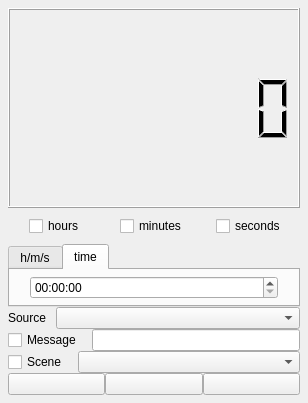
Qt form src/CountdownTimer.ui (ashmanix/obs-plugin-countdown) before a commit.
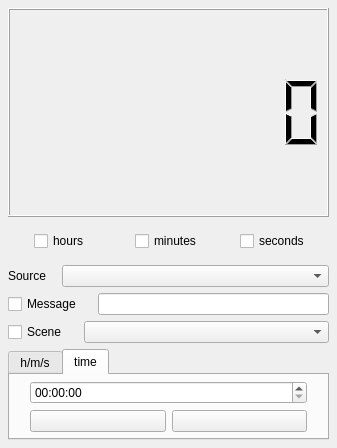
The same form after that commit. The open tabs and pages were chosen to show the change.

Commit message: Created two seperate tabs with their own buttons

The edit to the form file:
```diff
--- a/src/CountdownTimer.ui
+++ b/src/CountdownTimer.ui
@@ -6,15 +6,15 @@
    <rect>
     <x>0</x>
     <y>0</y>
-    <width>308</width>
-    <height>403</height>
+    <width>337</width>
+    <height>448</height>
    </rect>
   </property>
   <property name="windowTitle">
    <string>Countdown Timer</string>
   </property>
-  <widget class="QWidget" name="dockWidgetContents">
-   <layout class="QGridLayout" name="gridLayout_2" rowstretch="1,0,0,0,0,0,0">
+  <widget class="QWidget" name="mainLayout">
+   <layout class="QGridLayout" name="gridLayout_2" rowstretch="1,0,0,0,0,0,0,0,0">
     <property name="leftMargin">
      <number>8</number>
     </property>
@@ -27,164 +27,9 @@
     <property name="bottomMargin">
      <number>8</number>
     </property>
-    <property name="horizontalSpacing">
-     <number>-1</number>
-    </property>
-    <property name="verticalSpacing">
-     <number>0</number>
-    </property>
-    <item row="6" column="0">
-     <layout class="QHBoxLayout" name="buttonLayout">
-      <item>
-       <widget class="QPushButton" name="resetButton">
-        <property name="text">
-         <string/>
-        </property>
-       </widget>
-      </item>
-      <item>
-       <widget class="QPushButton" name="pauseButton">
-        <property name="text">
-         <string/>
-        </property>
-       </widget>
-      </item>
-      <item>
-       <widget class="QPushButton" name="playButton">
-        <property name="text">
-         <string/>
-        </property>
-       </widget>
-      </item>
-     </layout>
-    </item>
-    <item row="5" column="0">
-     <layout class="QHBoxLayout" name="sceneDropdownLayout" stretch="0,0,1">
-      <item>
-       <widget class="QCheckBox" name="switchSceneCheckBox">
-        <property name="enabled">
-         <bool>true</bool>
-        </property>
-        <property name="text">
-         <string>Scene</string>
-        </property>
-       </widget>
-      </item>
-      <item>
-       <spacer name="horizontalSpacer_2">
-        <property name="orientation">
-         <enum>Qt::Horizontal</enum>
-        </property>
-        <property name="sizeType">
-         <enum>QSizePolicy::Fixed</enum>
-        </property>
-        <property name="sizeHint" stdset="0">
-         <size>
-          <width>10</width>
-          <height>20</height>
-         </size>
-        </property>
-       </spacer>
-      </item>
-      <item>
-       <widget class="QComboBox" name="sceneSourceDropdownList"/>
-      </item>
-     </layout>
-    </item>
-    <item row="1" column="0">
-     <layout class="QHBoxLayout" name="selectTimeFormatLayout" stretch="0,0,0">
       <property name="spacing">
-       <number>0</number>
-      </property>
-      <property name="topMargin">
-       <number>8</number>
-      </property>
-      <property name="rightMargin">
-       <number>0</number>
-      </property>
-      <property name="bottomMargin">
-       <number>8</number>
-      </property>
-      <item alignment="Qt::AlignHCenter">
-       <widget class="QCheckBox" name="hoursCheckBox">
-        <property name="sizePolicy">
-         <sizepolicy hsizetype="Preferred" vsizetype="Fixed">
-          <horstretch>0</horstretch>
-          <verstretch>0</verstretch>
-         </sizepolicy>
-        </property>
-        <property name="text">
-         <string>hours</string>
-        </property>
-       </widget>
-      </item>
-      <item alignment="Qt::AlignHCenter">
-       <widget class="QCheckBox" name="minutesCheckBox">
-        <property name="sizePolicy">
-         <sizepolicy hsizetype="Preferred" vsizetype="Fixed">
-          <horstretch>0</horstretch>
-          <verstretch>0</verstretch>
-         </sizepolicy>
-        </property>
-        <property name="toolTipDuration">
          <number>-1</number>
         </property>
-        <property name="text">
-         <string>minutes</string>
-        </property>
-       </widget>
-      </item>
-      <item alignment="Qt::AlignHCenter">
-       <widget class="QCheckBox" name="secondsCheckBox">
-        <property name="sizePolicy">
-         <sizepolicy hsizetype="Preferred" vsizetype="Fixed">
-          <horstretch>0</horstretch>
-          <verstretch>0</verstretch>
-         </sizepolicy>
-        </property>
-        <property name="text">
-         <string>seconds</string>
-        </property>
-       </widget>
-      </item>
-     </layout>
-    </item>
-    <item row="4" column="0">
-     <layout class="QHBoxLayout" name="endMessageLayout" stretch="0,0,1">
-      <property name="spacing">
-       <number>-1</number>
-      </property>
-      <property name="sizeConstraint">
-       <enum>QLayout::SetMinimumSize</enum>
-      </property>
-      <item>
-       <widget class="QCheckBox" name="endMessageCheckBox">
-        <property name="text">
-         <string>Message</string>
-        </property>
-       </widget>
-      </item>
-      <item>
-       <spacer name="horizontalSpacer">
-        <property name="orientation">
-         <enum>Qt::Horizontal</enum>
-        </property>
-        <property name="sizeType">
-         <enum>QSizePolicy::Fixed</enum>
-        </property>
-        <property name="sizeHint" stdset="0">
-         <size>
-          <width>10</width>
-          <height>20</height>
-         </size>
-        </property>
-       </spacer>
-      </item>
-      <item>
-       <widget class="QLineEdit" name="endMessageLineEdit"/>
-      </item>
-     </layout>
-    </item>
     <item row="3" column="0">
      <layout class="QHBoxLayout" name="sourceDropDownLayout" stretch="0,0,1">
       <property name="spacing">
@@ -221,6 +66,42 @@
       </item>
      </layout>
     </item>
+    <item row="4" column="0">
+     <layout class="QHBoxLayout" name="endMessageLayout" stretch="0,0,1">
+      <property name="spacing">
+       <number>-1</number>
+      </property>
+      <property name="sizeConstraint">
+       <enum>QLayout::SetMinimumSize</enum>
+      </property>
+      <item>
+       <widget class="QCheckBox" name="endMessageCheckBox">
+        <property name="text">
+         <string>Message</string>
+        </property>
+       </widget>
+      </item>
+      <item>
+       <spacer name="horizontalSpacer">
+        <property name="orientation">
+         <enum>Qt::Horizontal</enum>
+        </property>
+        <property name="sizeType">
+         <enum>QSizePolicy::Fixed</enum>
+        </property>
+        <property name="sizeHint" stdset="0">
+         <size>
+          <width>10</width>
+          <height>20</height>
+         </size>
+        </property>
+       </spacer>
+      </item>
+      <item>
+       <widget class="QLineEdit" name="endMessageLineEdit"/>
+      </item>
+     </layout>
+    </item>
     <item row="0" column="0">
      <widget class="QLCDNumber" name="timeDisplay">
       <property name="autoFillBackground">
@@ -243,7 +124,98 @@
       </property>
      </widget>
     </item>
-    <item row="2" column="0">
+    <item row="1" column="0">
+     <layout class="QHBoxLayout" name="selectTimeFormatLayout" stretch="0,0,0">
+      <property name="spacing">
+       <number>0</number>
+      </property>
+      <property name="topMargin">
+       <number>8</number>
+      </property>
+      <property name="rightMargin">
+       <number>0</number>
+      </property>
+      <property name="bottomMargin">
+       <number>8</number>
+      </property>
+      <item alignment="Qt::AlignHCenter">
+       <widget class="QCheckBox" name="hoursCheckBox">
+        <property name="sizePolicy">
+         <sizepolicy hsizetype="Preferred" vsizetype="Fixed">
+          <horstretch>0</horstretch>
+          <verstretch>0</verstretch>
+         </sizepolicy>
+        </property>
+        <property name="text">
+         <string>hours</string>
+        </property>
+       </widget>
+      </item>
+      <item alignment="Qt::AlignHCenter">
+       <widget class="QCheckBox" name="minutesCheckBox">
+        <property name="sizePolicy">
+         <sizepolicy hsizetype="Preferred" vsizetype="Fixed">
+          <horstretch>0</horstretch>
+          <verstretch>0</verstretch>
+         </sizepolicy>
+        </property>
+        <property name="toolTipDuration">
+         <number>-1</number>
+        </property>
+        <property name="text">
+         <string>minutes</string>
+        </property>
+       </widget>
+      </item>
+      <item alignment="Qt::AlignHCenter">
+       <widget class="QCheckBox" name="secondsCheckBox">
+        <property name="sizePolicy">
+         <sizepolicy hsizetype="Preferred" vsizetype="Fixed">
+          <horstretch>0</horstretch>
+          <verstretch>0</verstretch>
+         </sizepolicy>
+        </property>
+        <property name="text">
+         <string>seconds</string>
+        </property>
+       </widget>
+      </item>
+     </layout>
+    </item>
+    <item row="5" column="0">
+     <layout class="QHBoxLayout" name="sceneDropdownLayout" stretch="0,0,1">
+      <item>
+       <widget class="QCheckBox" name="switchSceneCheckBox">
+        <property name="enabled">
+         <bool>true</bool>
+        </property>
+        <property name="text">
+         <string>Scene</string>
+        </property>
+       </widget>
+      </item>
+      <item>
+       <spacer name="horizontalSpacer_2">
+        <property name="orientation">
+         <enum>Qt::Horizontal</enum>
+        </property>
+        <property name="sizeType">
+         <enum>QSizePolicy::Fixed</enum>
+        </property>
+        <property name="sizeHint" stdset="0">
+         <size>
+          <width>10</width>
+          <height>20</height>
+         </size>
+        </property>
+       </spacer>
+      </item>
+      <item>
+       <widget class="QComboBox" name="sceneSourceDropdownList"/>
+      </item>
+     </layout>
+    </item>
+    <item row="6" column="0">
      <widget class="QTabWidget" name="countdownTypeTabWidget">
       <property name="sizePolicy">
        <sizepolicy hsizetype="Expanding" vsizetype="MinimumExpanding">
@@ -278,6 +250,14 @@
          <number>0</number>
         </property>
         <item>
+         <layout class="QVBoxLayout" name="verticalLayout_4">
+          <property name="spacing">
+           <number>-1</number>
+          </property>
+          <property name="bottomMargin">
+           <number>0</number>
+          </property>
+          <item>
          <layout class="QHBoxLayout" name="timerLayout">
           <property name="spacing">
            <number>-1</number>
@@ -347,6 +327,33 @@
           </item>
          </layout>
         </item>
+          <item>
+           <layout class="QHBoxLayout" name="buttonLayout">
+            <item>
+             <widget class="QPushButton" name="resetButton">
+              <property name="text">
+               <string/>
+              </property>
+             </widget>
+            </item>
+            <item>
+             <widget class="QPushButton" name="pauseButton">
+              <property name="text">
+               <string/>
+              </property>
+             </widget>
+            </item>
+            <item>
+             <widget class="QPushButton" name="playButton">
+              <property name="text">
+               <string/>
+              </property>
+             </widget>
+            </item>
+           </layout>
+          </item>
+         </layout>
+        </item>
        </layout>
       </widget>
       <widget class="QWidget" name="setCounterToTime">
@@ -406,6 +413,24 @@
             </property>
            </widget>
           </item>
+          <item>
+           <layout class="QHBoxLayout" name="horizontalLayout">
+            <item>
+             <widget class="QPushButton" name="toTimeStopButton">
+              <property name="text">
+               <string/>
+              </property>
+             </widget>
+            </item>
+            <item>
+             <widget class="QPushButton" name="toTimePlayButton">
+              <property name="text">
+               <string/>
+              </property>
+             </widget>
+            </item>
+           </layout>
+          </item>
          </layout>
         </item>
        </layout>
```
Lines whose indentation alone changed are shown as unchanged. The commit also changes 3 other files.
